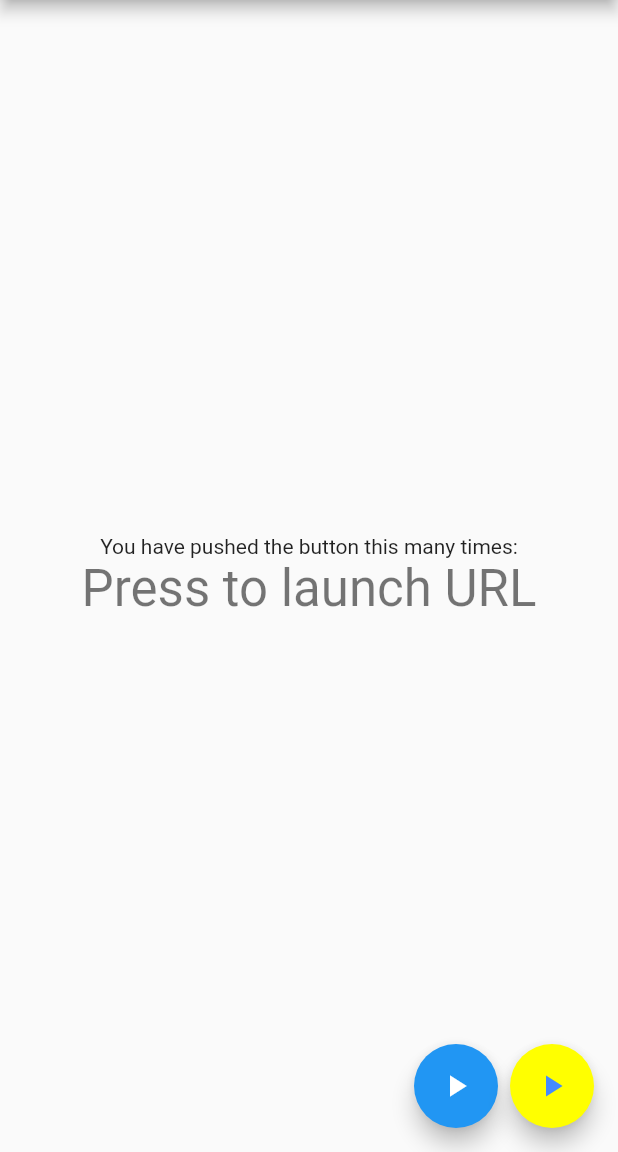
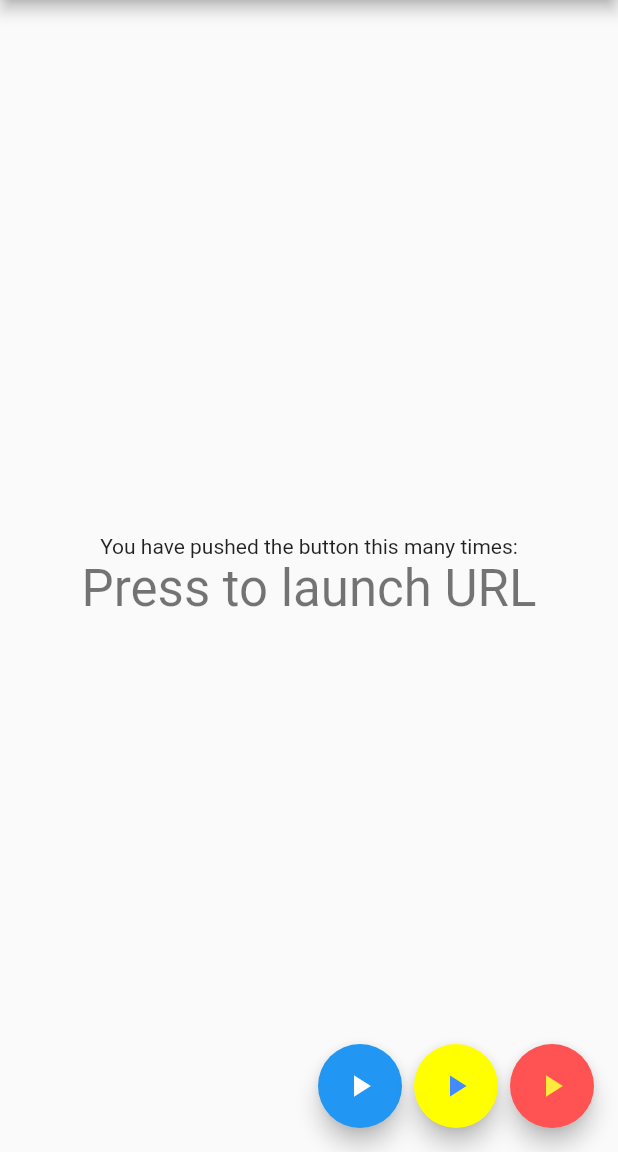
Before and after one commit to b14cknc0d3/extern_video_player_launcher, a Flutter app: the screen it shows after launch, on a phone screen of 412 x 824 dp, the part 84-1236 px from its top. Run offline on Flutter 3.47's test engine with Material 2 defaults, Android fonts, the phone set to English and light mode, and no system bars; missing offline and left inert: android_intent_plus.

```diff
--- a/example/lib/main.dart
+++ b/example/lib/main.dart
@@ -298,6 +298,25 @@ class _MyHomePageState extends State<MyHomePage> {
               color: Colors.blueAccent,
             ),
           ),
+          const SizedBox(
+            width: 8,
+          ),
+          FloatingActionButton(
+            backgroundColor: Colors.redAccent,
+            onPressed: () {
+              final _random = Random();
+              var videoMap = mediaJSON[_random.nextInt(mediaJSON.length)];
+              ExternalVideoPlayerLauncher.launchOtherPlayer(
+                  videoMap["sources"][0], MIME.applicationXMpegURL, {
+                "title": videoMap["title"],
+              });
+            },
+            tooltip: 'Launch VLC',
+            child: const Icon(
+              Icons.play_arrow,
+              color: Colors.yellow,
+            ),
+          ),
         ],
       ),
     );
--- a/pubspec.yaml
+++ b/pubspec.yaml
@@ -1,7 +1,7 @@
 name: external_video_player_launcher
-description: A laucher that can lauch url with MxPlayer and VLC player
-version: 0.0.1
-homepage: "https://x.com"
+description: An external video player laucher that can lauch url/dir with MxPlayer and VLC player and Other Player
+version: 0.0.2
+homepage: "https://github.com/b14cknc0d3/extern_video_player_launcher.git"
 
 platform:
   android:
```
Also changed, not shown: lib/external_video_player_launcher.dart (+43 -0 lines), example/pubspec.lock, 2 other files.
